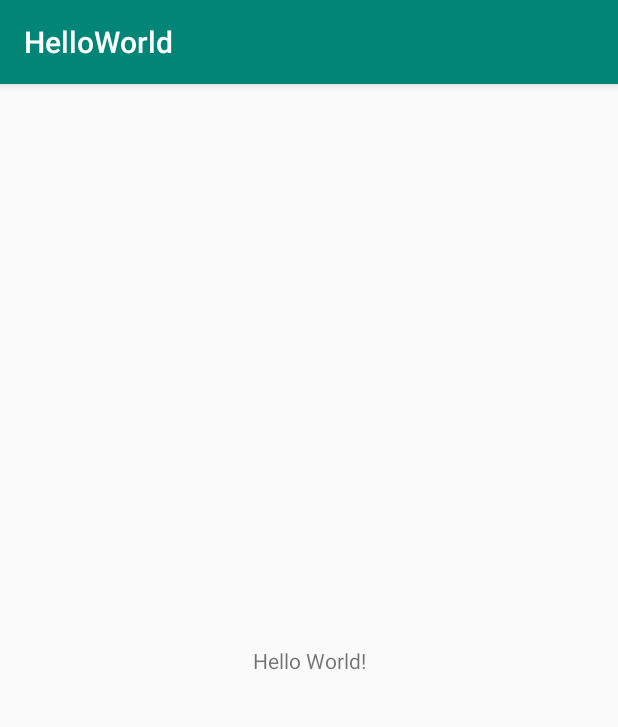
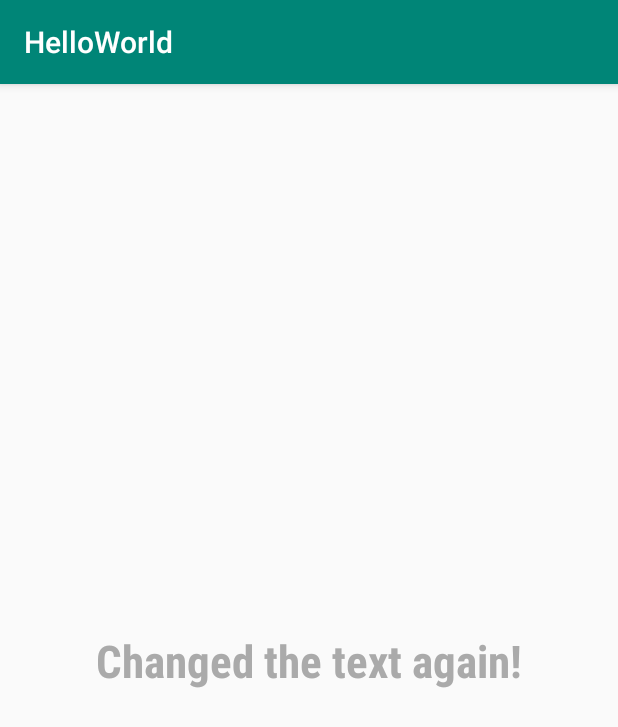
Before and after one commit to yumeishih/kotlin-app-beginner, an Android app: the screen it shows after launch (MainActivity), on a phone screen of 412 x 824 dp. Shown: the top 727 px of the screen. Run offline under Robolectric (Android 15) with nearby library versions, the phone set to English and light mode, and no system bars.

Commit message:
trying to change some text properties

```diff
--- a/app/src/main/res/layout/activity_main.xml
+++ b/app/src/main/res/layout/activity_main.xml
@@ -8,12 +8,13 @@
         tools:context=".MainActivity">
 
     <TextView
-            android:layout_width="wrap_content"
             android:layout_height="wrap_content"
-            android:text="Hello World!"
             app:layout_constraintBottom_toBottomOf="parent"
             app:layout_constraintLeft_toLeftOf="parent"
             app:layout_constraintRight_toRightOf="parent"
-            app:layout_constraintTop_toTopOf="parent"/>
+            app:layout_constraintTop_toTopOf="parent" android:layout_width="wrap_content"
+            app:fontFamily="sans-serif-condensed"
+            android:textColor="@android:color/darker_gray" android:textSize="30sp" android:textStyle="bold"
+            android:text="Changed the text again!"/>
 
 </android.support.constraint.ConstraintLayout>
```
